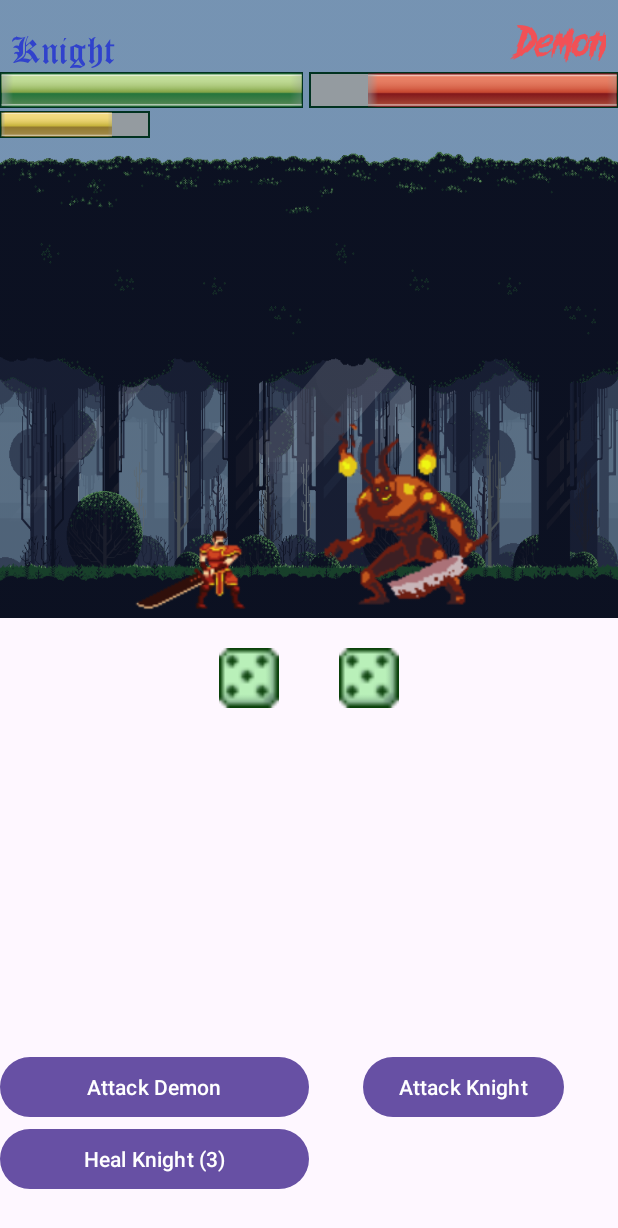
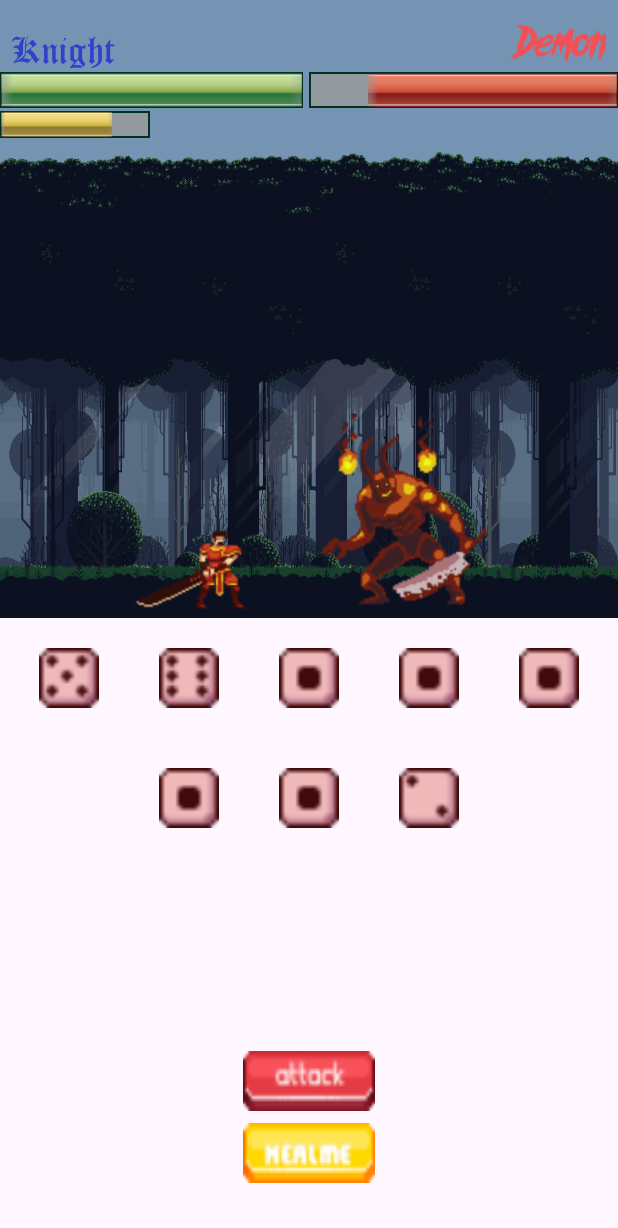
Before and after one commit to shahbazly/KnightXDemon, an Android app: the screen it shows after launch (MainActivity), after a tap on an icon or button, on a phone screen of 412 x 824 dp. Shown: the top 1228 px of the screen. Run offline under Robolectric (Android 15) with nearby library versions, the phone set to English and light mode, and no system bars; our stand-ins replace FlexboxLayout; 1 other tap on this screen came first.

Commit message:
stylized 'attack' and 'heal' buttons

```diff
--- a/app/src/main/java/dev/shahbazly/headsxhands/MainActivity.kt
+++ b/app/src/main/java/dev/shahbazly/headsxhands/MainActivity.kt
@@ -2,6 +2,8 @@ package dev.shahbazly.headsxhands
 
 import android.graphics.Color
 import android.os.Bundle
+import android.os.Handler
+import android.os.Looper
 import android.view.View
 import android.widget.Button
 import android.widget.ImageView
@@ -22,7 +24,6 @@ class MainActivity : AppCompatActivity() {
     private lateinit var demonImage: ImageView
 
     private lateinit var restartButton: Button
-    private lateinit var demonAttackButton: Button
     private lateinit var knightAttackButton: Button
     private lateinit var knightHealButton: Button
 
@@ -34,11 +35,21 @@ class MainActivity : AppCompatActivity() {
 
     private lateinit var knight: Player
     private lateinit var demon: Monster
+    private lateinit var diceManager: DiceManager
 
     override fun onCreate(savedInstanceState: Bundle?) {
         super.onCreate(savedInstanceState)
         setContentView(R.layout.activity_main)
 
+        initViews()
+        startGame()
+
+        restartButton.setOnClickListener {
+            startGame()
+        }
+    }
+
+    private fun initViews() {
         knightImage = findViewById(R.id.knightImage)
         demonImage = findViewById(R.id.demonImage)
 
@@ -47,9 +58,8 @@ class MainActivity : AppCompatActivity() {
         restartButton = findViewById(R.id.restartButton)
         gameResultText = findViewById(R.id.gameResultTextView)
 
-        demonAttackButton = findViewById(R.id.demonAttackButton)
         knightAttackButton = findViewById(R.id.knightAttackButton)
-        knightHealButton =findViewById(R.id.knightHealButton)
+        knightHealButton = findViewById(R.id.knightHealButton)
 
         knightHealthBar = findViewById(R.id.playerHealthProgressBar)
         knightHealingthBar = findViewById(R.id.playerHealProgressBar)
@@ -57,19 +67,32 @@ class MainActivity : AppCompatActivity() {
 
         knightNameText = findViewById(R.id.playerNameTextView)
         demonNameText = findViewById(R.id.monsterNameTextView)
-
-
-        startGame()
-
-        restartButton.setOnClickListener {
-            startGame()
-        }
     }
 
     private fun startGame() {
         restartButton.visibility = View.GONE
         gameResultText.visibility = View.GONE
 
+        initPlayers()
+        initKnightControls()
+
+    }
+
+    private fun initKnightControls() {
+        knightAttackButton.setOnClickListener {
+            knight.attack(demon, diceManager)
+            knightAttackButton.isEnabled = false
+            if (!demon.isAlive())
+                showResult(knight)
+            else
+                Handler(Looper.getMainLooper()).postDelayed({ demonBehaviour() },2000)
+        }
+        knightHealButton.setOnClickListener {
+            knight.heal()
+        }
+    }
+
+    private fun initPlayers() {
         demon = Monster(
             name = "Demon",
             attack = 28,
@@ -92,34 +115,18 @@ class MainActivity : AppCompatActivity() {
                 healthBar = knightHealthBar,
                 healingBar = knightHealingthBar)
         )
-        val diceManager = DiceManager(this, dicesContainer)
+        diceManager = DiceManager(this, dicesContainer)
 
         demonNameText.text = demon.name
-        demonAttackButton.text = "Attack ${knight.name}"
+        knightNameText.text = knight.name
+    }
 
-        knightNameText.text = knight.name
-        knightAttackButton.text = "Attack ${demon.name}"
+    private fun demonBehaviour() {
+        demon.attack(knight, diceManager)
 
-        demonAttackButton.setOnClickListener {
-            demon.attack(knight, diceManager)
+        knightAttackButton.isEnabled = knight.isAlive()
 
-            demonAttackButton.isClickable = false
-            knightAttackButton.isClickable = knight.isAlive()
-
-            if (!knight.isAlive()) showResult(demon)
-        }
-
-        knightAttackButton.setOnClickListener {
-            knight.attack(demon, diceManager)
-
-            knightAttackButton.isClickable = false
-            demonAttackButton.isClickable = demon.isAlive()
-
-            if (!demon.isAlive()) showResult(knight)
-        }
-        knightHealButton.setOnClickListener {
-            knightHealButton.text = knight.heal()
-        }
+        if (!knight.isAlive()) showResult(demon)
     }
 
     private fun showResult(winner: Creature) {
@@ -132,6 +139,7 @@ class MainActivity : AppCompatActivity() {
 
             gameResultText.setTextColor(color)
             restartButton.typeface = typeface
+            restartButton.text = "Restart"
             gameResultText.typeface = typeface
             gameResultText.text = "${winner.name} wins"
         } else {
--- a/app/src/main/java/dev/shahbazly/headsxhands/Player.kt
+++ b/app/src/main/java/dev/shahbazly/headsxhands/Player.kt
@@ -45,8 +45,8 @@ class Player(
         }
     }
 
-    fun heal(): String {
-        return if (isAlive() && maxHealings > 0) {
+    fun heal() {
+        if (isAlive() && maxHealings > 0) {
             val playerCurrentHealth = getHealth()
             val maxHealingAmount = (maxHealth * maxHealingPercentage / 100).coerceAtMost(maxHealth)
             val healing = (playerCurrentHealth + maxHealingAmount).coerceAtMost(maxHealth)
@@ -57,9 +57,8 @@ class Player(
             creatureAnimationManager.updateHealingBar(maxHealings)
             creatureAnimationManager.updateHealthBar(healing)
 
-            "Heal $name ($maxHealings)"
         } else {
-            "No healings"
+            //TODO("нет реализации")
         }
     }
 }
--- /dev/null
+++ b/app/src/main/res/drawable/player_attack_button.xml
@@ -0,0 +1,18 @@
+<?xml version="1.0" encoding="utf-8"?>
+
+<selector xmlns:android="http://schemas.android.com/apk/res/android">
+    <item
+        android:state_enabled="false"
+        android:drawable="@drawable/attack_button_state_hover" />
+    <item
+        android:state_pressed="true"
+        android:state_enabled="true"
+        android:drawable="@drawable/attack_button_state_pressed" />
+    <item
+        android:state_focused="true"
+        android:state_enabled="true"
+        android:drawable="@drawable/attack_button_state_normal" />
+    <item
+        android:state_enabled="true"
+        android:drawable="@drawable/attack_button_state_normal" />
+</selector>
--- /dev/null
+++ b/app/src/main/res/drawable/player_heal_button.xml
@@ -0,0 +1,18 @@
+<?xml version="1.0" encoding="utf-8"?>
+
+<selector xmlns:android="http://schemas.android.com/apk/res/android">
+    <item
+        android:state_enabled="false"
+        android:drawable="@drawable/heal_button_state_hover" />
+    <item
+        android:state_pressed="true"
+        android:state_enabled="true"
+        android:drawable="@drawable/heal_button_state_pressed" />
+    <item
+        android:state_focused="true"
+        android:state_enabled="true"
+        android:drawable="@drawable/heal_button_state_normal" />
+    <item
+        android:state_enabled="true"
+        android:drawable="@drawable/heal_button_state_normal" />
+</selector>
--- a/app/src/main/res/layout/activity_main.xml
+++ b/app/src/main/res/layout/activity_main.xml
@@ -6,32 +6,24 @@
     android:layout_height="match_parent"
     tools:context=".MainActivity">
 
-    <Button
+    <androidx.appcompat.widget.AppCompatButton
         android:id="@+id/knightAttackButton"
-        android:layout_width="0dp"
-        android:layout_height="wrap_content"
-        app:layout_constraintEnd_toStartOf="@+id/verticalCenterGuideline"
+        android:layout_width="wrap_content"
+        android:layout_height="40dp"
+        android:background="@drawable/player_attack_button"
+        app:layout_constraintEnd_toEndOf="parent"
         app:layout_constraintStart_toStartOf="parent"
-        app:layout_constraintTop_toTopOf="@+id/horizontalCenterGuideline70"
-        tools:text="Attack" />
+        app:layout_constraintTop_toTopOf="@+id/horizontalCenterGuideline70" />
 
-    <Button
+    <androidx.appcompat.widget.AppCompatButton
         android:id="@+id/knightHealButton"
-        android:layout_width="0dp"
-        android:layout_height="wrap_content"
-        app:layout_constraintEnd_toStartOf="@+id/verticalCenterGuideline"
-        app:layout_constraintStart_toStartOf="parent"
-        app:layout_constraintTop_toBottomOf="@id/knightAttackButton"
-        tools:text="Heal (4)" />
-
-    <Button
-        android:id="@+id/demonAttackButton"
         android:layout_width="wrap_content"
-        android:layout_height="wrap_content"
-        app:layout_constraintEnd_toEndOf="parent"
-        app:layout_constraintStart_toStartOf="@+id/verticalCenterGuideline"
-        app:layout_constraintTop_toTopOf="@+id/horizontalCenterGuideline70"
-        tools:text="Attack" />
+        android:layout_height="40dp"
+        android:layout_marginTop="8dp"
+        android:background="@drawable/player_heal_button"
+        app:layout_constraintEnd_toEndOf="@+id/knightAttackButton"
+        app:layout_constraintStart_toStartOf="@+id/knightAttackButton"
+        app:layout_constraintTop_toBottomOf="@id/knightAttackButton" />
 
     <ImageView
         android:id="@+id/backgroundThemeImage"
```
Also changed, not shown: app/src/main/res/drawable/attack_button_state_hover.png (added), app/src/main/res/drawable/attack_button_state_normal.png (added), app/src/main/res/drawable/attack_button_state_pressed.png (added), app/src/main/res/drawable/heal_button_state_hover.png (added), app/src/main/res/drawable/heal_button_state_normal.png (added), app/src/main/res/drawable/heal_button_state_pressed.png (added).
